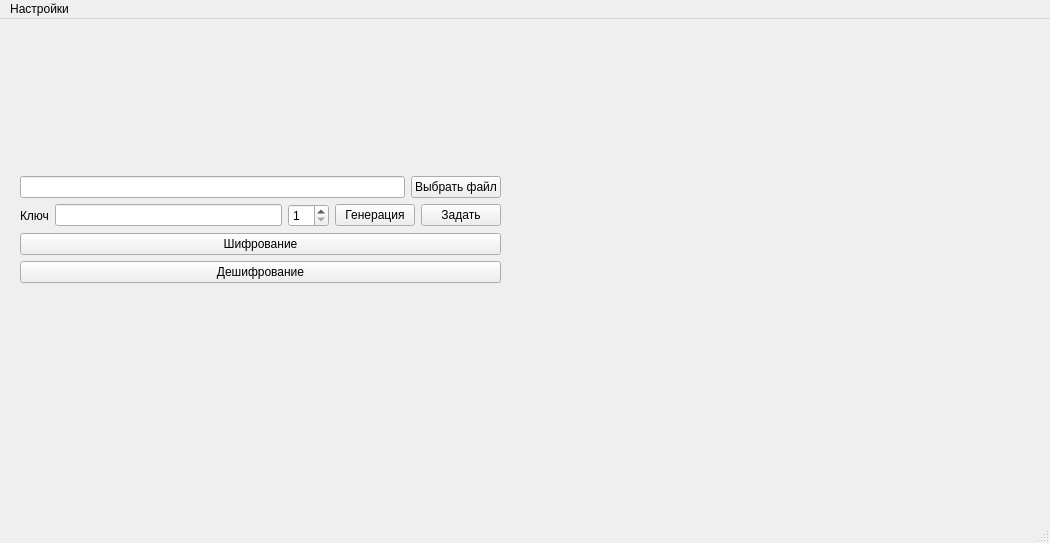
Old version of the form mainwindow.ui in the repository pavelrd/Decryptor.
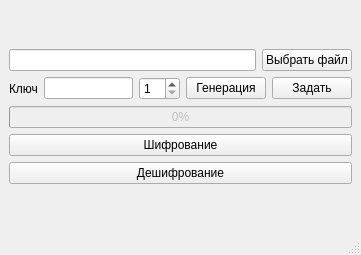
New version of the form.

Commit message: В классе gost12_15 добавлен метод для проверки был ли задан ключ. Добавлены сообщения для избежания ошибок. Добавлен прогресс бар. В интерфейсе включена сетка для масштабирования окна. Изменена шапка программы.

The edit to the form file:
```diff
--- a/mainwindow.ui
+++ b/mainwindow.ui
@@ -2,27 +2,23 @@
 <ui version="4.0">
  <class>MainWindow</class>
  <widget class="QMainWindow" name="MainWindow">
+  <property name="enabled">
+   <bool>true</bool>
+  </property>
   <property name="geometry">
    <rect>
     <x>0</x>
     <y>0</y>
-    <width>1050</width>
-    <height>543</height>
+    <width>361</width>
+    <height>255</height>
    </rect>
   </property>
   <property name="windowTitle">
    <string>MainWindow</string>
   </property>
   <widget class="QWidget" name="centralwidget">
-   <widget class="QWidget" name="verticalLayoutWidget_2">
-    <property name="geometry">
-     <rect>
-      <x>20</x>
-      <y>10</y>
-      <width>481</width>
-      <height>401</height>
-     </rect>
-    </property>
+   <layout class="QGridLayout" name="gridLayout">
+    <item row="0" column="0">
     <layout class="QVBoxLayout" name="verticalLayout_3">
      <item>
       <layout class="QVBoxLayout" name="verticalLayout">
@@ -86,6 +82,22 @@
          </item>
         </layout>
        </item>
+        <item>
+         <widget class="QProgressBar" name="progressBar_status">
+          <property name="enabled">
+           <bool>false</bool>
+          </property>
+          <property name="contextMenuPolicy">
+           <enum>Qt::NoContextMenu</enum>
+          </property>
+          <property name="value">
+           <number>0</number>
+          </property>
+          <property name="textVisible">
+           <bool>true</bool>
+          </property>
+         </widget>
+        </item>
        <item>
         <widget class="QPushButton" name="pushButton_encrypt">
          <property name="text">
@@ -103,23 +115,8 @@
       </layout>
      </item>
     </layout>
-   </widget>
-  </widget>
-  <widget class="QMenuBar" name="menubar">
-   <property name="geometry">
-    <rect>
-     <x>0</x>
-     <y>0</y>
-     <width>1050</width>
-     <height>21</height>
-    </rect>
-   </property>
-   <widget class="QMenu" name="menuOptions">
-    <property name="title">
-     <string>Настройки</string>
-    </property>
-   </widget>
-   <addaction name="menuOptions"/>
+    </item>
+   </layout>
   </widget>
   <widget class="QStatusBar" name="statusbar"/>
  </widget>
```
Left out of the diff: 2 changed lines with no effect on the pictures. Lines whose indentation alone changed are shown as unchanged. The commit also changes 3 other files.
